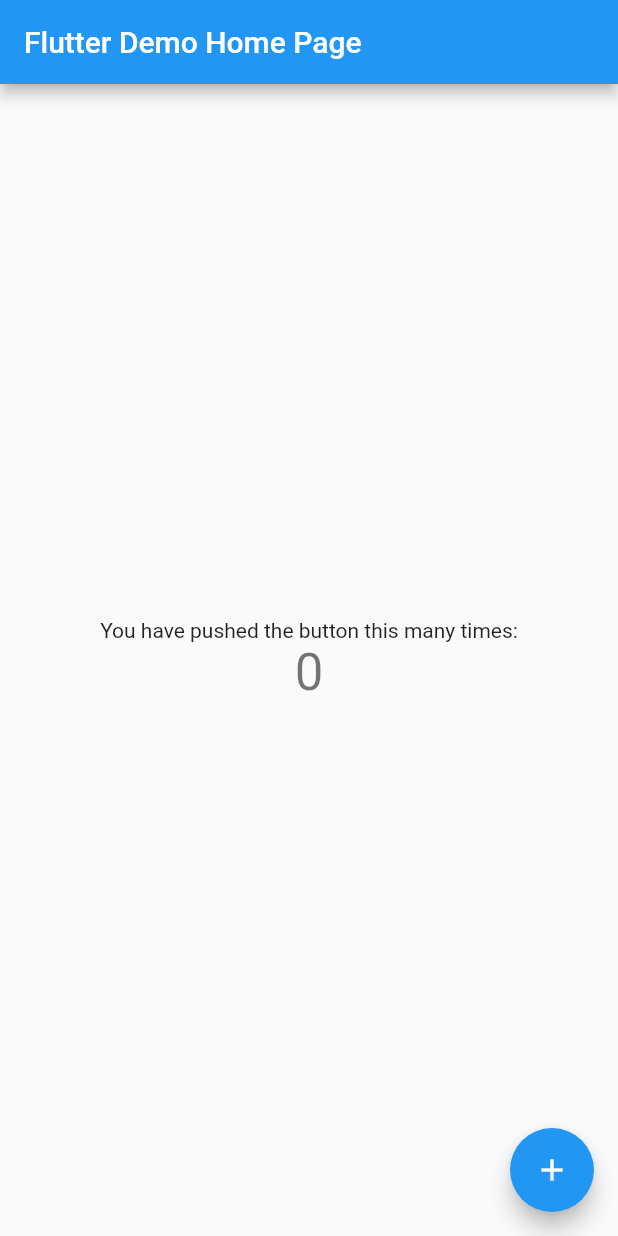
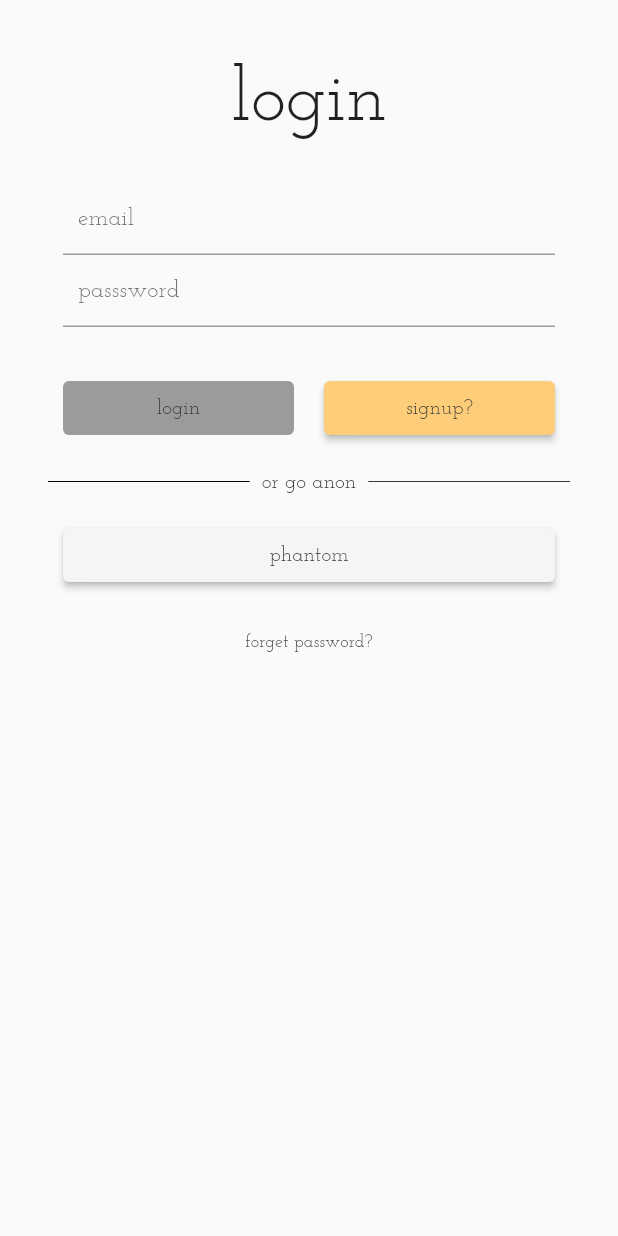
Before and after one commit to Carrein/whispery, a Flutter app: the screen it shows after launch, on a phone screen of 412 x 824 dp. Run offline on Flutter 3.47's test engine with Material 2 defaults, Android fonts, the phone set to English and light mode, and no system bars; our stand-ins replace email_validator.

Commit message:
Add login page.

```diff
--- /dev/null
+++ b/lib/globals/colors.dart
@@ -0,0 +1,32 @@
+import 'package:flutter/material.dart';
+
+class FCOLOR {
+  static Map<String, Color> flairs = {
+    "Arts & Social Science": Color(0xFF71ABDD),
+    "Business & Accoutancy": Color(0xFF6BCADE),
+    "Computing": Color(0xFF82CCB5),
+    "Dentisty": Color(0xFFB6D884),
+    "Design & Built Environment": Color(0xFFFFF68F),
+    "Engineering": Color(0xFFFDCD79),
+    "Law": Color(0xFFF9B48A),
+    "Medicine & Nursing": Color(0xFFF497AA),
+    "Music": Color(0xFFDD86B9),
+    "Science": Color(0XFF9977B4),
+    "Phantom": Color(0XFFDDDDDD),
+  };
+
+  static Map<String, Color> color = {
+    "BLUE": Color(0xFF71ABDD),
+    "L_BLUE": Color(0xFF6BCADE),
+    "AQUA": Color(0xFF82CCB5),
+    "GREEN": Color(0xFFB6D884),
+    "YELLOW": Color(0xFFFFF68F),
+    "ORANGE": Color(0xFFFDCD79),
+    "PEACH": Color(0xFFF9B48A),
+    "L_PINK": Color(0xFFF497AA),
+    "PINK": Color(0xFFDD86B9),
+    "PURPLE": Color(0XFF9977B4),
+    "L_GREY": Color(0XFFF5F5F5),
+    "D_GREY": Color(0XFF363636),
+  };
+}
--- /dev/null
+++ b/lib/globals/strings.dart
@@ -0,0 +1,29 @@
+class Strings {
+  static String emptyField = "input cannot be empty";
+  static String invalidEmail = "email must be of valid format";
+  static String invalidPassword = "password must be longer than 8 characters";
+
+  static String passwordMismatch = "password do not match 😔";
+  static String wrongLogin = "wrong email/password, try again 😔";
+  static String emailExists = "email already exists, try again 😔";
+  static String emptyEmail = "email cannot be empty";
+  static String emptyPassword = "password cannot be empty";
+  static String resetEmail = "an owl has been sent to the email provided 😔";
+  static String notfoundEmail = "email not found, please try again 😔";
+  static String invalidLocation =
+      "Cannot access location. Check your permissions in settings.";
+  static String postSuccess = "Successfully posted!";
+  static String minLength = "Post should be at least 10 characters long.";
+  static String endOfList = "Nothing left to display!";
+  static String locationDisabled = "Location is disabled. Enable?";
+
+  static String userPath = "users";
+  static String postPath = "posts";
+  static String commentPath = "comments";
+  static List<String> options = [
+    "A-Z",
+    "Z-A",
+    "Lowest Price First",
+    "Highest Price First",
+  ];
+}
--- /dev/null
+++ b/lib/login_page.dart
@@ -0,0 +1,194 @@
+import 'package:flutter/material.dart';
+import 'package:whispery/widgets/components.dart';
+
+class LoginPage extends StatefulWidget {
+  @override
+  createState() => _LoginPage();
+}
+
+//Two form types.
+enum FormType { login, register }
+
+class _LoginPage extends State<LoginPage> {
+  static final _loginFormKey = GlobalKey<FormState>();
+  static final _loginScaffoldKey = GlobalKey<ScaffoldState>();
+
+  //Set of controllers to test validity of inputs.
+  final TextEditingController _emailController = TextEditingController();
+  final TextEditingController _passController = TextEditingController();
+  final TextEditingController _validPassController = TextEditingController();
+
+  //Switch for form type.
+  FormType _formType = FormType.login;
+
+  //String value for form fields.
+  String _email;
+  String _password;
+  String _validPassword;
+  Components components = new Components();
+
+  //Boolean to disable button on empty fields.
+  bool _enabled = true;
+
+  //Instance of login handler to hangle form submission.
+  // LoginHandler _loginHandler = LoginHandler();
+
+  void moveToRegister() {
+    _loginFormKey.currentState.reset();
+    setState(() {
+      _formType = FormType.register;
+    });
+  }
+
+  void moveToLogin() {
+    _loginFormKey.currentState.reset();
+    setState(() {
+      _formType = FormType.login;
+    });
+  }
+
+  Widget buttons() {
+    List<Widget> buttonList;
+
+    switch (_formType) {
+      case FormType.login:
+        buttonList = [
+          components.longButton("login", "ORANGE", _enabled ? null : null),
+          components.longButton(
+              "signup?", "ORANGE", _enabled ? moveToRegister : null),
+        ];
+        break;
+      case FormType.register:
+        buttonList = [
+          components.longButton("register", "ORANGE", _enabled ? null : null),
+          components.longButton(
+              "login?", "ORANGE", _enabled ? moveToLogin : null),
+        ];
+        break;
+    }
+    return Container(
+      child: Row(
+        children: buttonList,
+      ),
+    );
+  }
+
+  Widget header() {
+    String titleText;
+
+    switch (_formType) {
+      case FormType.login:
+        titleText = "login";
+        break;
+      case FormType.register:
+        titleText = "register";
+        break;
+    }
+    return components.title(titleText);
+  }
+
+  Widget fields() {
+    switch (_formType) {
+      case FormType.login:
+        return Container(
+          padding: EdgeInsets.symmetric(horizontal: 10.0, vertical: 20.0),
+          child: Column(
+            children: <Widget>[
+              components.textfield(
+                type: "Email",
+                controller: _emailController,
+                savedValue: _email,
+                hint: "email",
+              ),
+              components.textfield(
+                type: "Text",
+                controller: _passController,
+                savedValue: _password,
+                hint: "passsword",
+                obscure: true,
+              ),
+            ],
+          ),
+        );
+      case FormType.register:
+        return Container(
+          padding: EdgeInsets.symmetric(horizontal: 10.0, vertical: 20.0),
+          child: Column(
+            children: <Widget>[
+              components.textfield(
+                type: "Email",
+                controller: _emailController,
+                savedValue: _email,
+                hint: "email",
+              ),
+              components.textfield(
+                type: "Text",
+                controller: _passController,
+                savedValue: _password,
+                hint: "passsword",
+                obscure: true,
+              ),
+              components.textfield(
+                type: "Text",
+                controller: _validPassController,
+                savedValue: _validPassword,
+                hint: "reenter passsword",
+                obscure: true,
+              ),
+            ],
+          ),
+        );
+      default:
+        return null;
+    }
+  }
+
+  Widget anonField() {
+    return Container(
+      child: Column(
+        children: <Widget>[
+          components.textDivider("or go anon"),
+          Row(
+            children: <Widget>[
+              components.longButton("phantom", "L_GREY", () => null),
+            ],
+          ),
+          Align(
+          alignment: Alignment.bottomCenter,
+          child: FlatButton(
+            child: Text(
+              "forget password?",
+              style: TextStyle(
+                fontSize: 12.0,
+              ),
+            ),
+            onPressed: (){
+              print("clicked");
+            },
+          ),
+        ),
+        ],
+      ),
+    );
+  }
+
+  @override
+  Widget build(BuildContext context) {
+    return Scaffold(
+      key: _loginScaffoldKey,
+      body: Form(
+        key: _loginFormKey,
+        child: Container(
+            padding: EdgeInsets.all(32.0),
+            child: ListView(
+              children: <Widget>[
+                header(),
+                fields(),
+                buttons(),
+                anonField(),
+              ],
+            )),
+      ),
+    );
+  }
+}
--- a/lib/main.dart
+++ b/lib/main.dart
@@ -1,62 +1,41 @@
 import 'package:flutter/material.dart';
+import 'package:whispery/login_page.dart';
+import 'package:whispery/theme/themes.dart';
 
 void main() => runApp(MyApp());
 
-class MyApp extends StatelessWidget {
+class MyApp extends StatefulWidget {
+  @override
+  createState() => _MyApp();
+}
+
+class _MyApp extends State<MyApp> {
+
   @override
   Widget build(BuildContext context) {
     return MaterialApp(
-      title: 'Flutter Demo',
-      theme: ThemeData(
-        primarySwatch: Colors.blue,
-      ),
-      home: MyHomePage(title: 'Flutter Demo Home Page'),
+      theme: androidTheme,
+      home: LoginPage(),
     );
+    // return MaterialApp(
+    //   theme: androidTheme,
+    //   home: FutureBuilder<SharedPreferences>(
+    //       future: SharedPreferences.getInstance(),
+    //       builder: (BuildContext context, AsyncSnapshot snapshot) {
+    //         switch (snapshot.connectionState) {
+    //           case ConnectionState.none:
+    //           case ConnectionState.waiting:
+    //             return Text("Awating connection...");
+    //           default:
+    //             if (!snapshot.hasError) {
+    //               return snapshot.data.getString("username") != null
+    //                   ? LandingPage()
+    //                   : LoginPage();
+    //             } else {
+    //               return Text("An error has occured.");
+    //             }
+    //         }
+    //       }),
+    // );
   }
 }
-
-class MyHomePage extends StatefulWidget {
-  MyHomePage({Key key, this.title}) : super(key: key);
-  final String title;
-
-  @override
-  _MyHomePageState createState() => _MyHomePageState();
-}
-
-class _MyHomePageState extends State<MyHomePage> {
-  int _counter = 0;
-
-  void _incrementCounter() {
-    setState(() {
-      _counter++;
-    });
-  }
-
-  @override
-  Widget build(BuildContext context) {
-    return Scaffold(
-      appBar: AppBar(
-        title: Text(widget.title),
-      ),
-      body: Center(
-        child: Column(
-          mainAxisAlignment: MainAxisAlignment.center,
-          children: <Widget>[
-            Text(
-              'You have pushed the button this many times:',
-            ),
-            Text(
-              '$_counter',
-              style: Theme.of(context).textTheme.display1,
-            ),
-          ],
-        ),
-      ),
-      floatingActionButton: FloatingActionButton(
-        onPressed: _incrementCounter,
-        tooltip: 'Increment',
-        child: Icon(Icons.add),
-      ), // This trailing comma makes auto-formatting nicer for build methods.
-    );
-  }
-}
--- /dev/null
+++ b/lib/theme/themes.dart
@@ -0,0 +1,6 @@
+import 'package:flutter/material.dart';
+
+final ThemeData androidTheme = ThemeData(
+  fontFamily: 'JosefinSans',
+  brightness: Brightness.light,
+);
--- /dev/null
+++ b/lib/widgets/components.dart
@@ -0,0 +1,107 @@
+import 'package:flutter/material.dart';
+import 'package:email_validator/email_validator.dart';
+import 'package:whispery/globals/strings.dart';
+import 'package:flutter/services.dart';
+import 'package:whispery/globals/colors.dart';
+
+class Components {
+  Map<String, TextInputType> fieldTypes = {
+    "Text": TextInputType.text,
+    "Email": TextInputType.emailAddress,
+  };
+
+  // WhitelistingTextInputFormatter formatter(e) {
+  //   if (e) {
+  //     return WhitelistingTextInputFormatter(RegExp("[a-zA-Z0-9!.-_]"));
+  //   } else {
+  //     return null;
+  //   }
+  // }
+
+  Widget textDivider(text) {
+    return Row(
+      children: <Widget>[
+        Expanded(
+          child: Divider(
+            color: Colors.black,
+            height: 20,
+          ),
+        ),
+        Container(
+          padding: EdgeInsets.all(8.0),
+          child: Text(
+            text,
+          ),
+        ),
+        Expanded(
+          child: Divider(
+            color: FCOLOR.color["D_GREY"],
+            height: 20,
+          ),
+        ),
+      ],
+    );
+  }
+
+  Widget longButton(text, color, action) {
+    return Expanded(
+      child: Container(
+        padding: EdgeInsets.all(10.0),
+        child: RaisedButton(
+          onPressed: action,
+          child: Text(
+            text,
+            style: TextStyle(color: FCOLOR.color["D_GREY"]),
+          ),
+          // ),
+          color: FCOLOR.color[color],
+          shape:
+              RoundedRectangleBorder(borderRadius: BorderRadius.circular(4.0)),
+        ),
+      ),
+    );
+  }
+
+  Widget textfield({
+    type: "Text",
+    controller,
+    savedValue,
+    hint,
+    obscure: false,
+    // limitFormat: false,
+  }) {
+    return TextFormField(
+      keyboardType: fieldTypes[type],
+      obscureText: obscure,
+      autocorrect: false,
+      controller: controller,
+      validator: (e) {
+        if (e.isEmpty) return Strings.emptyField;
+
+        if (type == "Text") {
+          if (!EmailValidator.validate(e)) return Strings.invalidEmail;
+        }
+        if (type == "Password") {
+          if (e.length < 8) return Strings.invalidPassword;
+        }
+      },
+      onSaved: (e) => savedValue = e,
+      // inputFormatters: [formatter(limitFormat)],
+      decoration: InputDecoration(
+        hintText: hint,
+        contentPadding: EdgeInsets.all(10.0),
+      ),
+    );
+  }
+
+  Widget title(titleText) {
+    return Container(
+      padding: EdgeInsets.all(10.0),
+      child: Center(
+          child: Text(
+        titleText,
+        style: TextStyle(fontSize: 50.0),
+      )),
+    );
+  }
+}
```
Also changed, not shown: fonts/OFL.txt (added, +93 -0 lines), pubspec.yaml (+9 -12 lines), fonts/JosefinSlab-Bold.ttf (added), fonts/JosefinSlab-BoldItalic.ttf (added), fonts/JosefinSlab-Italic.ttf (added), fonts/JosefinSlab-Light.ttf (added), fonts/JosefinSlab-LightItalic.ttf (added), fonts/JosefinSlab-Regular.ttf (added), fonts/JosefinSlab-SemiBold.ttf (added), fonts/JosefinSlab-SemiBoldItalic.ttf (added), fonts/JosefinSlab-Thin.ttf (added), fonts/JosefinSlab-ThinItalic.ttf (added), 3 other files.
